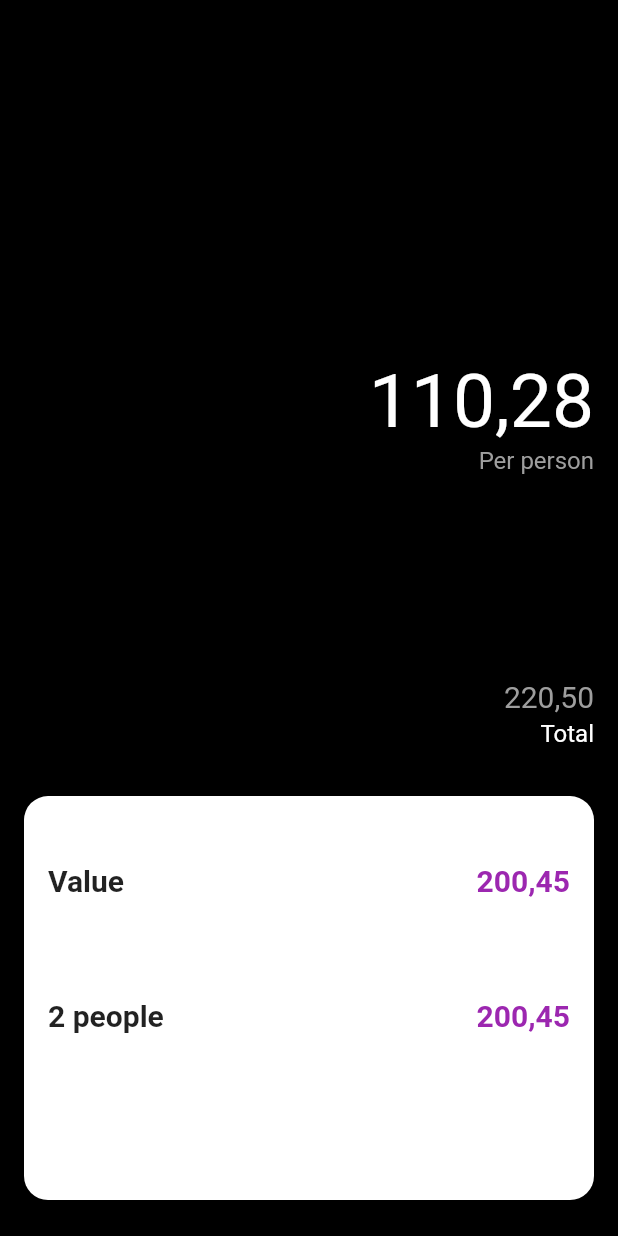
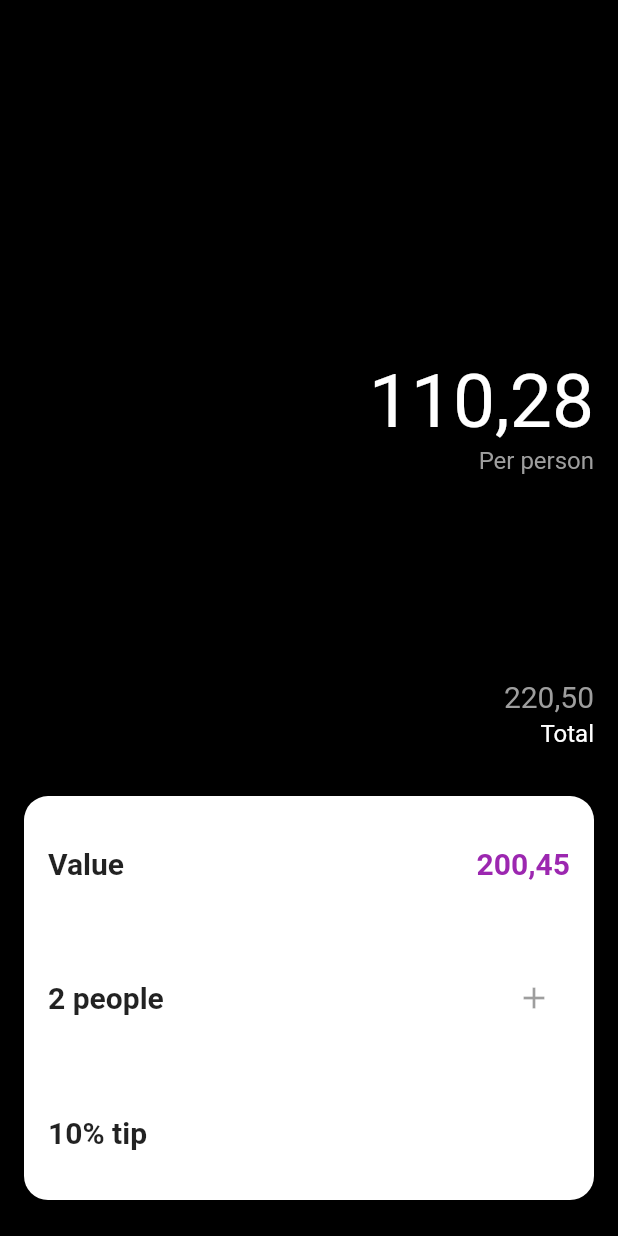
Before and after one commit to davidcrotty/flutter, a Flutter app: the screen it shows after launch, on a phone screen of 412 x 824 dp. Run offline on Flutter 3.47's test engine with Material 2 defaults, Android fonts, the phone set to English and light mode, and no system bars.

Commit message:
distribute items

```diff
--- a/splitcalculator/split_calculator/lib/main.dart
+++ b/splitcalculator/split_calculator/lib/main.dart
@@ -102,23 +102,34 @@ class CalculatorArea extends StatelessWidget {
             width: constraints.maxWidth,
             height: constraints.maxHeight * 0.34,
             child: Container(
-              child: LayoutBuilder(builder: (BuildContext context, BoxConstraints constraints) {
+              child: LayoutBuilder(
+                  builder: (BuildContext context, BoxConstraints constraints) {
                 return Padding(
-                  padding: const EdgeInsets.all(16.0),
+                  padding: const EdgeInsets.fromLTRB(16, 0, 16, 0),
                   child: Column(
                     mainAxisAlignment: MainAxisAlignment.center,
-                    crossAxisAlignment: CrossAxisAlignment.start,
                     children: <Widget>[
                       Row(
                         mainAxisAlignment: MainAxisAlignment.spaceBetween,
                         children: <Widget>[
                           Container(
                             height: constraints.maxHeight / 3,
-                            child: Text("Value", style: TextStyle(fontSize: 20, fontWeight: FontWeight.bold),),
+                            child: Center(
+                                child: Text("Value",
+                                    style: TextStyle(
+                                        fontSize: 20,
+                                        fontWeight: FontWeight.bold))),
                           ),
                           Container(
                             height: constraints.maxHeight / 3,
-                            child: Text("200,45", style: TextStyle(fontSize: 20, fontWeight: FontWeight.bold, color: Colors.purple),),
+                            child: Center(
+                                child: Text(
+                              "200,45",
+                              style: TextStyle(
+                                  fontSize: 20,
+                                  fontWeight: FontWeight.bold,
+                                  color: Colors.purple),
+                            )),
                           )
                         ],
                       ),
@@ -127,12 +138,42 @@ class CalculatorArea extends StatelessWidget {
                         children: <Widget>[
                           Container(
                             height: constraints.maxHeight / 3,
-                            child: Text("2 people", style: TextStyle(fontSize: 20, fontWeight: FontWeight.bold),),
+                            child: Center(
+                              child: Text(
+                                "2 people",
+                                style: TextStyle(
+                                    fontSize: 20, fontWeight: FontWeight.bold),
+                              ),
+                            ),
                           ),
                           Container(
                             height: constraints.maxHeight / 3,
-                            child: Text("200,45", style: TextStyle(fontSize: 20, fontWeight: FontWeight.bold, color: Colors.purple),),
+                            child: Center(
+                              child: Row(
+                                mainAxisAlignment: MainAxisAlignment.center,
+                                children: <Widget>[
+                                  IconButton(
+                                    icon: Icon(Icons.add),
+                                  )
+                                ],
+                              ),
+                            ),
                           )
+                        ],
+                      ),
+                      Row(
+                        mainAxisAlignment: MainAxisAlignment.spaceBetween,
+                        children: <Widget>[
+                          Container(
+                            height: constraints.maxHeight / 3,
+                            child: Center(
+                              child: Text(
+                                "10% tip",
+                                style: TextStyle(
+                                    fontSize: 20, fontWeight: FontWeight.bold),
+                              ),
+                            ),
+                          ),
                         ],
                       )
                     ],
```
